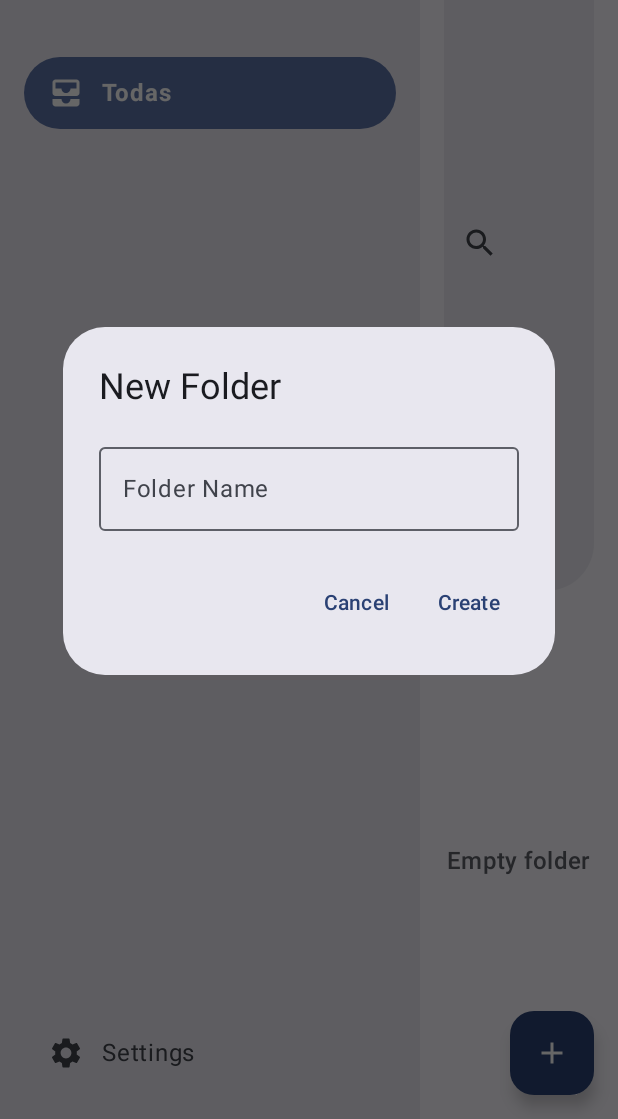
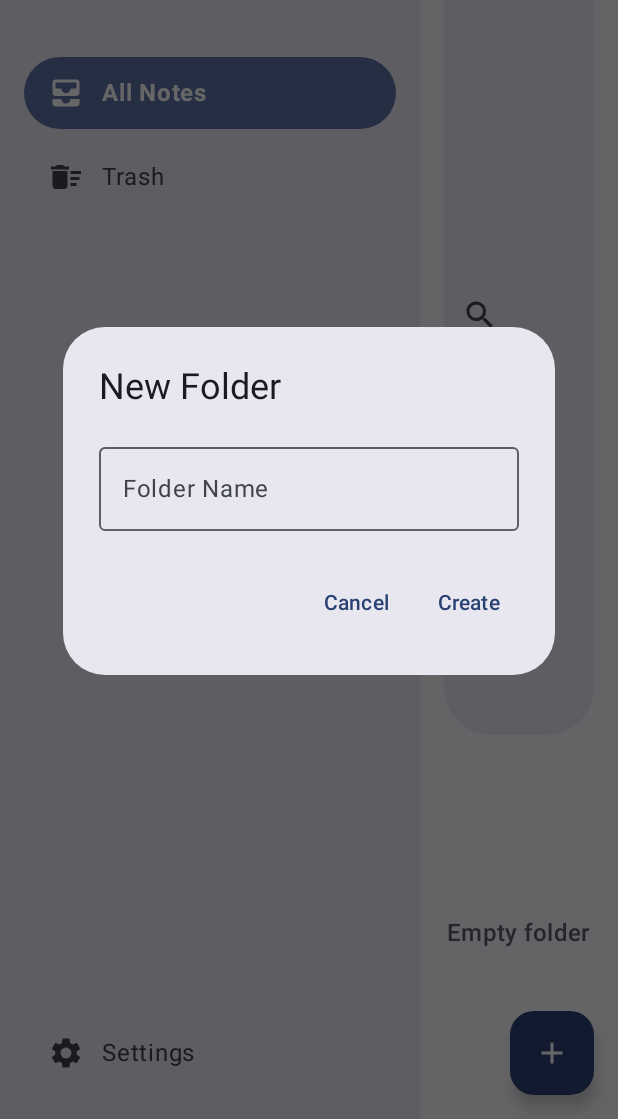
Before and after one commit to MidKnight458/PixelNotes, an Android app built with Jetpack Compose: the screen it shows after launch (MainActivity), after a tap on "Add Root Folder", on a phone screen of 412 x 824 dp, the part 117-1236 px from its top. Run offline under Robolectric (Android 15) with nearby library versions, the phone set to English and light mode, and no system bars; our stand-ins replace Room's generated code.

Commit message:
feat: implement recycle bin with soft-delete cascade for folders and prevent pdf memory leaks

```diff
--- a/app/src/main/java/com/midknight/pixelnotes/data/NoteDao.kt
+++ b/app/src/main/java/com/midknight/pixelnotes/data/NoteDao.kt
@@ -27,8 +27,8 @@ interface NoteDao {
     @Insert(onConflict = OnConflictStrategy.REPLACE)
     suspend fun insertPage(page: PageEntity): Long
 
-    @androidx.room.Insert(onConflict = androidx.room.OnConflictStrategy.REPLACE)
-    suspend fun insertPages(pages: List<com.midknight.pixelnotes.data.PageEntity>): List<Long>
+    @Insert(onConflict = OnConflictStrategy.REPLACE)
+    suspend fun insertPages(pages: List<PageEntity>): List<Long>
 
     @Update
     suspend fun updatePage(page: PageEntity): Int
@@ -54,16 +54,16 @@ interface NoteDao {
     @Query("DELETE FROM folders WHERE path = :path OR path LIKE :path || '/%'")
     suspend fun deleteFolderCascade(path: String): Int
 
-    @Query("DELETE FROM notes WHERE folder = :path OR folder LIKE :path || '/%'")
-    suspend fun deleteNotesInFolderCascade(path: String): Int
+    @Query("UPDATE notes SET inTrash = 1 WHERE folder = :path OR folder LIKE :path || '/%'")
+    suspend fun trashNotesInFolderCascade(path: String): Int
 
     @Delete
     suspend fun deleteFolder(folder: FolderEntity): Int
 
     @Query("SELECT * FROM custom_fonts ORDER BY name ASC")
-    fun getAllCustomFonts(): kotlinx.coroutines.flow.Flow<List<CustomFont>>
+    fun getAllCustomFonts(): Flow<List<CustomFont>>
 
-    @Insert(onConflict = androidx.room.OnConflictStrategy.REPLACE)
+    @Insert(onConflict = OnConflictStrategy.REPLACE)
     suspend fun insertCustomFont(font: CustomFont): Long
 
     @Delete
--- a/app/src/main/java/com/midknight/pixelnotes/data/NoteDatabase.kt
+++ b/app/src/main/java/com/midknight/pixelnotes/data/NoteDatabase.kt
@@ -8,7 +8,7 @@ import androidx.room.TypeConverters
 import androidx.room.migration.Migration
 import androidx.sqlite.db.SupportSQLiteDatabase
 
-@Database(entities = [Note::class, PageEntity::class, FolderEntity::class, CustomFont::class], version = 10, exportSchema = false)
+@Database(entities = [Note::class, PageEntity::class, FolderEntity::class, CustomFont::class], version = 11, exportSchema = false)
 @TypeConverters(Converters::class)
 abstract class NoteDatabase : RoomDatabase() {
     abstract fun noteDao(): NoteDao
@@ -26,58 +26,39 @@ abstract class NoteDatabase : RoomDatabase() {
                 database.execSQL("INSERT OR IGNORE INTO `folders` (`path`, `name`, `parentPath`) VALUES ('Personal', 'Personal', NULL)")
             }
         }
-
-        private val MIGRATION_5_6 = object : Migration(5, 6) {
-            override fun migrate(database: SupportSQLiteDatabase) {
-                database.execSQL("ALTER TABLE `notes` ADD COLUMN `paperStyle` INTEGER NOT NULL DEFAULT 0")
-            }
-        }
-
-        private val MIGRATION_6_7 = object : Migration(6, 7) {
-            override fun migrate(database: SupportSQLiteDatabase) {
-                database.execSQL("ALTER TABLE `notes` ADD COLUMN `canvasColor` INTEGER NOT NULL DEFAULT -1")
-            }
-        }
-
+        private val MIGRATION_5_6 = object : Migration(5, 6) { override fun migrate(database: SupportSQLiteDatabase) { database.execSQL("ALTER TABLE `notes` ADD COLUMN `paperStyle` INTEGER NOT NULL DEFAULT 0") } }
+        private val MIGRATION_6_7 = object : Migration(6, 7) { override fun migrate(database: SupportSQLiteDatabase) { database.execSQL("ALTER TABLE `notes` ADD COLUMN `canvasColor` INTEGER NOT NULL DEFAULT -1") } }
         private val MIGRATION_7_8 = object : Migration(7, 8) {
             override fun migrate(database: SupportSQLiteDatabase) {
-                // 1. Crear la nueva tabla de páginas
                 database.execSQL("CREATE TABLE IF NOT EXISTS `pages` (`pageId` INTEGER PRIMARY KEY AUTOINCREMENT NOT NULL, `noteId` INTEGER NOT NULL, `pageNumber` INTEGER NOT NULL, `drawingData` TEXT NOT NULL, `backgroundUri` TEXT, `paperStyle` INTEGER NOT NULL, `canvasColor` INTEGER NOT NULL)")
-
-                // 2. Extraer los datos visuales antiguos e insertarlos como la Página 0 de cada Nota
                 database.execSQL("INSERT INTO `pages` (`noteId`, `pageNumber`, `drawingData`, `backgroundUri`, `paperStyle`, `canvasColor`) SELECT `id`, 0, `drawingData`, `backgroundUri`, `paperStyle`, `canvasColor` FROM `notes`")
-
-                // 3. Reconstruir la tabla notes eliminando las propiedades visuales
                 database.execSQL("CREATE TABLE IF NOT EXISTS `notes_new` (`id` INTEGER PRIMARY KEY AUTOINCREMENT NOT NULL, `title` TEXT NOT NULL, `content` TEXT NOT NULL, `date` TEXT NOT NULL, `folder` TEXT NOT NULL)")
                 database.execSQL("INSERT INTO `notes_new` (`id`, `title`, `content`, `date`, `folder`) SELECT `id`, `title`, `content`, `date`, `folder` FROM `notes`")
                 database.execSQL("DROP TABLE `notes`")
                 database.execSQL("ALTER TABLE `notes_new` RENAME TO `notes`")
             }
         }
-
-        private val MIGRATION_8_9 = object : androidx.room.migration.Migration(8, 9) {
-            override fun migrate(database: androidx.sqlite.db.SupportSQLiteDatabase) {
-                // Añadir soporte para textos flotantes a las páginas existentes
+        private val MIGRATION_8_9 = object : Migration(8, 9) {
+            override fun migrate(database: SupportSQLiteDatabase) {
                 database.execSQL("ALTER TABLE `pages` ADD COLUMN `textData` TEXT NOT NULL DEFAULT '[]'")
-                // Crear la tabla para el gestor de fuentes instaladas
                 database.execSQL("CREATE TABLE IF NOT EXISTS `custom_fonts` (`name` TEXT NOT NULL, `fileName` TEXT NOT NULL, PRIMARY KEY(`name`))")
             }
         }
-
-        private val MIGRATION_9_10 = object : androidx.room.migration.Migration(9, 10) {
-            override fun migrate(database: androidx.sqlite.db.SupportSQLiteDatabase) {
+        private val MIGRATION_9_10 = object : Migration(9, 10) {
+            override fun migrate(database: SupportSQLiteDatabase) {
                 database.execSQL("ALTER TABLE `pages` ADD COLUMN `imageData` TEXT NOT NULL DEFAULT '[]'")
             }
         }
+        private val MIGRATION_10_11 = object : Migration(10, 11) {
+            override fun migrate(database: SupportSQLiteDatabase) {
+                database.execSQL("ALTER TABLE `notes` ADD COLUMN `inTrash` INTEGER NOT NULL DEFAULT 0")
+            }
+        }
 
-        fun getDatabase(context: android.content.Context): NoteDatabase {
+        fun getDatabase(context: Context): NoteDatabase {
             return INSTANCE ?: synchronized(this) {
-                val instance = androidx.room.Room.databaseBuilder(
-                    context.applicationContext,
-                    NoteDatabase::class.java,
-                    "pixel_notes_database"
-                )
-                    .addMigrations(MIGRATION_4_5, MIGRATION_5_6, MIGRATION_6_7, MIGRATION_7_8, MIGRATION_8_9, MIGRATION_9_10) // ACTUALIZADO
+                val instance = Room.databaseBuilder(context.applicationContext, NoteDatabase::class.java, "pixel_notes_database")
+                    .addMigrations(MIGRATION_4_5, MIGRATION_5_6, MIGRATION_6_7, MIGRATION_7_8, MIGRATION_8_9, MIGRATION_9_10, MIGRATION_10_11)
                     .fallbackToDestructiveMigration()
                     .build()
                 INSTANCE = instance
--- a/app/src/main/java/com/midknight/pixelnotes/ui/components/SideMenu.kt
+++ b/app/src/main/java/com/midknight/pixelnotes/ui/components/SideMenu.kt
@@ -24,12 +24,15 @@ import androidx.compose.material.icons.filled.AllInbox
 import androidx.compose.material.icons.filled.Close
 import androidx.compose.material.icons.filled.CreateNewFolder
 import androidx.compose.material.icons.filled.Delete
+import androidx.compose.material.icons.filled.DeleteForever
+import androidx.compose.material.icons.filled.DeleteSweep
 import androidx.compose.material.icons.filled.DriveFileMove
 import androidx.compose.material.icons.filled.Edit
 import androidx.compose.material.icons.filled.Folder
 import androidx.compose.material.icons.filled.KeyboardArrowDown
 import androidx.compose.material.icons.filled.KeyboardArrowRight
 import androidx.compose.material.icons.filled.PictureAsPdf
+import androidx.compose.material.icons.filled.Restore
 import androidx.compose.material.icons.filled.Settings
 import androidx.compose.material.icons.filled.Share
 import androidx.compose.material3.AlertDialog
@@ -78,6 +81,7 @@ fun SideMenu(
     onActionExport: () -> Unit,
     onActionShare: () -> Unit,
     onActionDelete: () -> Unit,
+    onActionRestore: () -> Unit,
     onActionCancel: () -> Unit
 ) {
     if (selectedNotesCount > 0) {
@@ -105,17 +109,14 @@ fun SideMenu(
             }
 
             LazyColumn(modifier = Modifier.weight(1f)) {
-                item {
-                    SideMenuItem(text = "Move to...", isSelected = false, depth = 0, hasChildren = false, isExpanded = false, canEdit = false, onToggleExpand = {}, onClick = onActionMove, onAddSubfolder = null, onRename = {}, onDelete = {}, iconOverride = Icons.Default.DriveFileMove)
-                }
-                item {
-                    SideMenuItem(text = "Merge to PDF", isSelected = false, depth = 0, hasChildren = false, isExpanded = false, canEdit = false, onToggleExpand = {}, onClick = onActionExport, onAddSubfolder = null, onRename = {}, onDelete = {}, iconOverride = Icons.Default.PictureAsPdf)
-                }
-                item {
-                    SideMenuItem(text = "Share", isSelected = false, depth = 0, hasChildren = false, isExpanded = false, canEdit = false, onToggleExpand = {}, onClick = onActionShare, onAddSubfolder = null, onRename = {}, onDelete = {}, iconOverride = Icons.Default.Share)
-                }
-                item {
-                    SideMenuItem(text = "Delete", isSelected = false, depth = 0, hasChildren = false, isExpanded = false, canEdit = false, onToggleExpand = {}, onClick = onActionDelete, onAddSubfolder = null, onRename = {}, onDelete = {}, iconOverride = Icons.Default.Delete)
+                if (currentFolder == "Trash") {
+                    item { SideMenuItem(text = "Restore", isSelected = false, depth = 0, hasChildren = false, isExpanded = false, canEdit = false, onToggleExpand = {}, onClick = onActionRestore, onAddSubfolder = null, onRename = {}, onDelete = {}, iconOverride = Icons.Default.Restore) }
+                    item { SideMenuItem(text = "Delete Permanently", isSelected = false, depth = 0, hasChildren = false, isExpanded = false, canEdit = false, onToggleExpand = {}, onClick = onActionDelete, onAddSubfolder = null, onRename = {}, onDelete = {}, iconOverride = Icons.Default.DeleteForever) }
+                } else {
+                    item { SideMenuItem(text = "Move to...", isSelected = false, depth = 0, hasChildren = false, isExpanded = false, canEdit = false, onToggleExpand = {}, onClick = onActionMove, onAddSubfolder = null, onRename = {}, onDelete = {}, iconOverride = Icons.Default.DriveFileMove) }
+                    item { SideMenuItem(text = "Merge to PDF", isSelected = false, depth = 0, hasChildren = false, isExpanded = false, canEdit = false, onToggleExpand = {}, onClick = onActionExport, onAddSubfolder = null, onRename = {}, onDelete = {}, iconOverride = Icons.Default.PictureAsPdf) }
+                    item { SideMenuItem(text = "Share", isSelected = false, depth = 0, hasChildren = false, isExpanded = false, canEdit = false, onToggleExpand = {}, onClick = onActionShare, onAddSubfolder = null, onRename = {}, onDelete = {}, iconOverride = Icons.Default.Share) }
+                    item { SideMenuItem(text = "Move to Trash", isSelected = false, depth = 0, hasChildren = false, isExpanded = false, canEdit = false, onToggleExpand = {}, onClick = onActionDelete, onAddSubfolder = null, onRename = {}, onDelete = {}, iconOverride = Icons.Default.Delete) }
                 }
             }
         }
@@ -181,7 +182,7 @@ fun SideMenu(
 
         LazyColumn(modifier = Modifier.weight(1f)) {
             item {
-                SideMenuItem(text = "Todas", isSelected = currentFolder == "Todas", depth = 0, hasChildren = false, isExpanded = false, canEdit = false, onToggleExpand = {}, onClick = { onFolderSelected("Todas") }, onAddSubfolder = null, onRename = {}, onDelete = {})
+                SideMenuItem(text = "All Notes", isSelected = currentFolder == "All Notes", depth = 0, hasChildren = false, isExpanded = false, canEdit = false, onToggleExpand = {}, onClick = { onFolderSelected("All Notes") }, onAddSubfolder = null, onRename = {}, onDelete = {})
             }
             items(tree) { node ->
                 FolderTreeNode(
@@ -190,6 +191,9 @@ fun SideMenu(
                     onRename = { path, name -> folderToRenamePath = path; folderRenameValue = name; showRenameDialog = true },
                     onDelete = onDeleteFolder
                 )
+            }
+            item {
+                SideMenuItem(text = "Trash", isSelected = currentFolder == "Trash", depth = 0, hasChildren = false, isExpanded = false, canEdit = false, onToggleExpand = {}, onClick = { onFolderSelected("Trash") }, onAddSubfolder = null, onRename = {}, onDelete = {}, iconOverride = Icons.Default.DeleteSweep)
             }
         }
 
@@ -232,12 +236,12 @@ private fun SideMenuItem(
             if (hasChildren) {
                 Icon(if (isExpanded) Icons.Default.KeyboardArrowDown else Icons.Default.KeyboardArrowRight, contentDescription = null, tint = contentColor, modifier = Modifier.size(24.dp).clickable { onToggleExpand() })
             } else {
-                val icon = iconOverride ?: if (text == "Todas") Icons.Default.AllInbox else Icons.Default.Folder
+                val icon = iconOverride ?: if (text == "All Notes") Icons.Default.AllInbox else Icons.Default.Folder
                 Icon(icon, contentDescription = null, tint = contentColor, modifier = Modifier.size(24.dp))
             }
             Spacer(modifier = Modifier.width(12.dp))
             Text(text, color = contentColor, style = MaterialTheme.typography.bodyLarge, fontWeight = if(isSelected) FontWeight.Bold else FontWeight.Normal, modifier = Modifier.weight(1f))
-            if (onAddSubfolder != null && text != "Todas") {
+            if (onAddSubfolder != null && text != "All Notes") {
                 IconButton(onClick = onAddSubfolder, modifier = Modifier.size(24.dp)) { Icon(Icons.Default.Add, contentDescription = "Add Subfolder", tint = contentColor, modifier = Modifier.size(16.dp)) }
             }
         }
--- a/app/src/main/java/com/midknight/pixelnotes/ui/screens/NotesScreen.kt
+++ b/app/src/main/java/com/midknight/pixelnotes/ui/screens/NotesScreen.kt
@@ -79,21 +79,23 @@ fun NotesScreen(
         )
     }
 
-    val displayedFolders = if (searchQuery.isNotBlank()) {
+    val displayedFolders = if (currentFolder == "Trash") emptyList() else if (searchQuery.isNotBlank()) {
         folders.filter { it.name.contains(searchQuery, true) }
     } else {
-        if (currentFolder == "Todas") folders.filter { it.parentPath == null } else folders.filter { it.parentPath == currentFolder }
+        if (currentFolder == "All Notes") folders.filter { it.parentPath == null } else folders.filter { it.parentPath == currentFolder }
     }
 
-    val displayedNotes = if (searchQuery.isNotBlank()) {
-        notes.filter { noteWP -> noteWP.note.title.contains(searchQuery, true) || noteWP.note.content.contains(searchQuery, true) }
+    val displayedNotes = if (currentFolder == "Trash") {
+        notes.filter { it.note.inTrash }
+    } else if (searchQuery.isNotBlank()) {
+        notes.filter { !it.note.inTrash && (it.note.title.contains(searchQuery, true) || it.note.content.contains(searchQuery, true)) }
     } else {
-        if (currentFolder == "Todas") notes else notes.filter { it.note.folder == currentFolder }
+        if (currentFolder == "All Notes") notes.filter { !it.note.inTrash } else notes.filter { !it.note.inTrash && it.note.folder == currentFolder }
     }
 
     Scaffold(
         floatingActionButton = {
-            if (selectedNotes.isEmpty()) {
+            if (selectedNotes.isEmpty() && currentFolder != "Trash") {
                 FloatingActionButton(onClick = onCreateNewNote, containerColor = MaterialTheme.colorScheme.primary, contentColor = MaterialTheme.colorScheme.onPrimary) {
                     Icon(Icons.Default.Add, contentDescription = "New Note")
                 }
@@ -130,7 +132,7 @@ fun NotesScreen(
                         NoteCard(
                             noteWithPages = noteWP,
                             isSelected = selectedNotes.any { it.note.id == noteWP.note.id },
-                            onClick = { if (selectedNotes.isNotEmpty()) onNoteLongClick(noteWP) else onNoteClick(noteWP) },
+                            onClick = { if (selectedNotes.isNotEmpty() || currentFolder == "Trash") onNoteLongClick(noteWP) else onNoteClick(noteWP) },
                             onLongClick = { onNoteLongClick(noteWP) }
                         )
                     }
```
Also changed, not shown: app/src/main/java/com/midknight/pixelnotes/MainActivity.kt (+5 -3 lines), app/src/main/java/com/midknight/pixelnotes/data/Note.kt (+5 -4 lines), app/src/main/java/com/midknight/pixelnotes/ui/viewmodels/NotesViewModel.kt (+53 -103 lines).
